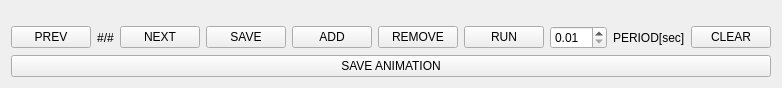
Above: HelmetComm/animationcreation.ui from JoVanRanst/HelmetApp before the change. Below: the same form after it.
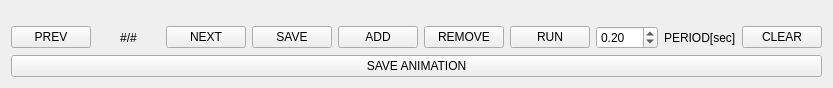
That is the form after the change.

The edit to the form file:
```diff
--- a/HelmetComm/animationcreation.ui
+++ b/HelmetComm/animationcreation.ui
@@ -6,7 +6,7 @@
    <rect>
     <x>0</x>
     <y>0</y>
-    <width>734</width>
+    <width>833</width>
     <height>88</height>
    </rect>
   </property>
@@ -79,6 +79,9 @@
        <property name="minimum">
         <double>0.010000000000000</double>
        </property>
+       <property name="value">
+        <double>0.200000000000000</double>
+       </property>
       </widget>
      </item>
      <item>
```
